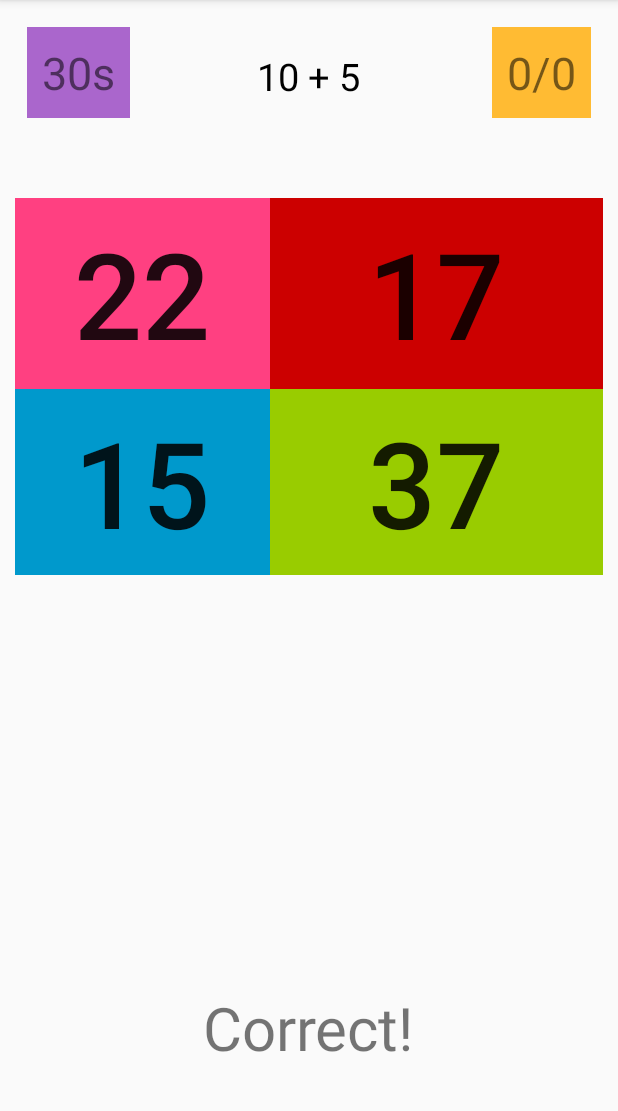
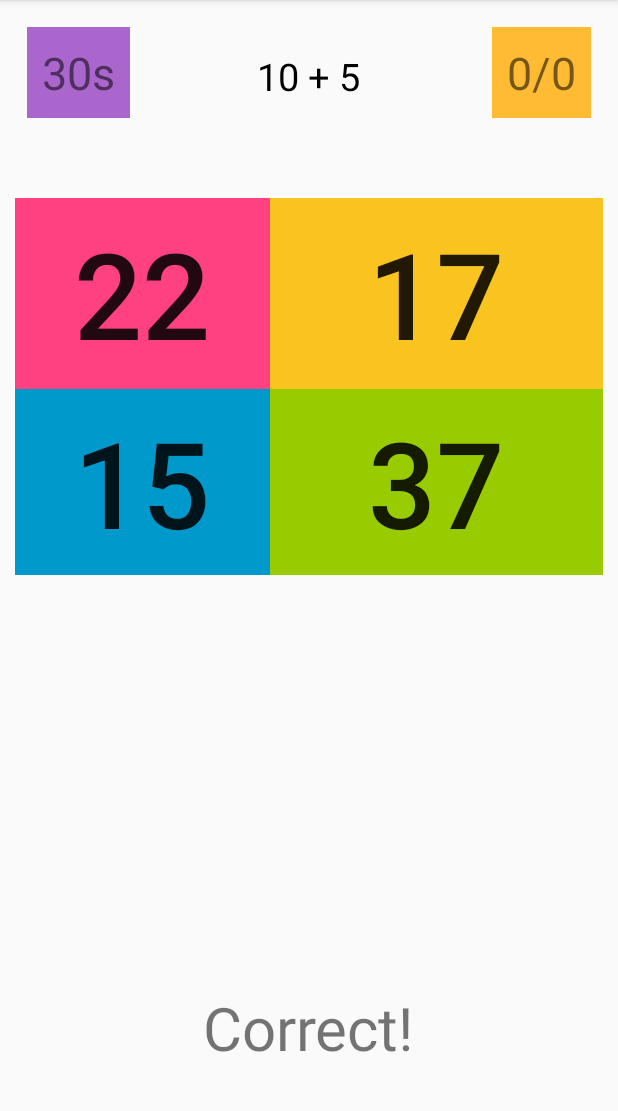
Before and after one commit to toneyobaze/Brain-Trainer, an Android app: the screen it shows after launch (MainActivity), after a tap on "15", on a phone screen of 412 x 824 dp, the part 84-1195 px from its top. Run offline under Robolectric (Android 15) with nearby library versions, the phone set to English and light mode, and no system bars; 2 other taps on this screen came first.

```diff
--- a/app/src/main/java/com/example/oladapo/braintrainer/MainActivity.java
+++ b/app/src/main/java/com/example/oladapo/braintrainer/MainActivity.java
@@ -2,6 +2,7 @@ package com.example.oladapo.braintrainer;
 
 import android.support.v7.app.AppCompatActivity;
 import android.os.Bundle;
+import android.util.Log;
 import android.view.View;
 import android.widget.Button;
 import android.widget.TextView;
@@ -12,13 +13,29 @@ import java.util.Random;
 public class MainActivity extends AppCompatActivity {
 
     Button startButton;
+    TextView resultTextView;
     ArrayList<Integer> answers = new ArrayList<Integer>();
     int locationOfCorrectAnswer;
     Button button0;
     Button button1;
     Button button2;
     Button button3;
+    int score = 0;
 
+    public void chooseAnswer (View view) {
+
+            if (view.getTag().toString().equals(Integer.toString(locationOfCorrectAnswer))) {
+
+                score++;
+                resultTextView.setText("Correct!");
+
+            } else {
+
+                resultTextView.setText("Wrong!");
+
+            }
+
+    }
 
     @Override
     protected void onCreate(Bundle savedInstanceState) {
@@ -37,6 +54,7 @@ public class MainActivity extends AppCompatActivity {
         button1 = findViewById(R.id.button1);
         button2 = findViewById(R.id.button2);
         button3 = findViewById(R.id.button3);
+        resultTextView = findViewById(R.id.resultTextView);
 
         TextView sumTextView = findViewById(R.id.sumTextView);
 
--- a/app/src/main/res/layout/activity_main.xml
+++ b/app/src/main/res/layout/activity_main.xml
@@ -86,7 +86,7 @@
             android:layout_column="1"
             android:layout_gravity="fill"
             android:layout_row="0"
-            android:background="@android:color/holo_red_dark"
+            android:background="#f9c320"
             android:onClick="chooseAnswer"
             android:tag="1"
             android:text="3"
@@ -126,6 +126,5 @@
         android:layout_alignParentBottom="true"
         android:layout_centerHorizontal="true"
         android:layout_marginBottom="56dp"
-        android:text="Correct!"
         android:textSize="40sp" />
 </RelativeLayout>
```
